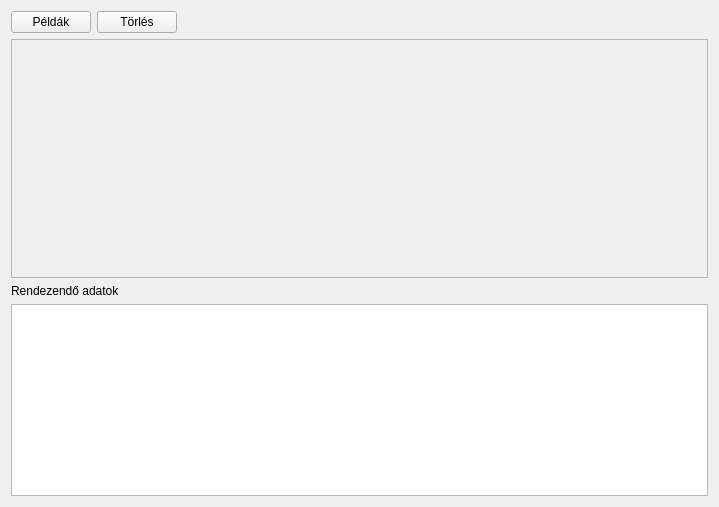
Old version of the form algorythms/bucket_sorts/bucketsort.ui in the repository akooos/algo.
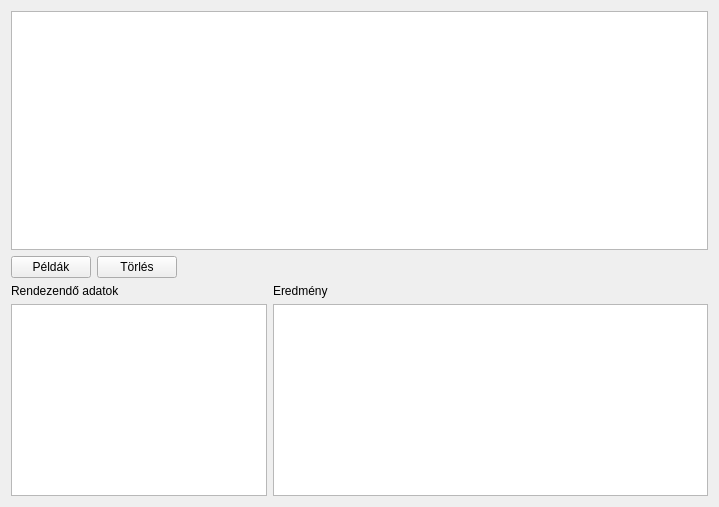
New version of the form. Icons and pictures are not drawn.

What changed in the file:
```diff
--- a/algorythms/bucket_sorts/bucketsort.ui
+++ b/algorythms/bucket_sorts/bucketsort.ui
@@ -14,6 +14,19 @@
    <string>Form</string>
   </property>
   <layout class="QVBoxLayout" name="verticalLayout">
+   <item>
+    <widget class="QGraphicsView" name="graphicsView">
+     <property name="sizePolicy">
+      <sizepolicy hsizetype="Expanding" vsizetype="Expanding">
+       <horstretch>0</horstretch>
+       <verstretch>10</verstretch>
+      </sizepolicy>
+     </property>
+     <property name="styleSheet">
+      <string notr="true">background-image: url(:/board.png) repeat;</string>
+     </property>
+    </widget>
+   </item>
    <item>
     <layout class="QHBoxLayout" name="horizontalLayout">
      <item>
@@ -52,36 +65,15 @@
     </layout>
    </item>
    <item>
-    <widget class="QScrollArea" name="scrollArea">
-     <property name="sizePolicy">
-      <sizepolicy hsizetype="Expanding" vsizetype="Expanding">
-       <horstretch>0</horstretch>
-       <verstretch>5</verstretch>
-      </sizepolicy>
-     </property>
-     <property name="widgetResizable">
-      <bool>true</bool>
-     </property>
-     <widget class="QWidget" name="scrollAreaWidgetContents">
-      <property name="geometry">
-       <rect>
-        <x>0</x>
-        <y>0</y>
-        <width>699</width>
-        <height>231</height>
-       </rect>
-      </property>
-     </widget>
-    </widget>
-   </item>
-   <item>
+    <layout class="QFormLayout" name="formLayout">
+     <item row="0" column="0">
     <widget class="QLabel" name="lbData">
      <property name="text">
       <string>Rendezendő adatok</string>
      </property>
     </widget>
    </item>
-   <item>
+     <item row="1" column="0">
     <widget class="QPlainTextEdit" name="plainTextEdit">
      <property name="sizePolicy">
       <sizepolicy hsizetype="Expanding" vsizetype="MinimumExpanding">
@@ -90,6 +82,18 @@
       </sizepolicy>
      </property>
     </widget>
+     </item>
+     <item row="1" column="1">
+      <widget class="QPlainTextEdit" name="pteResult"/>
+     </item>
+     <item row="0" column="1">
+      <widget class="QLabel" name="lbResult">
+       <property name="text">
+        <string>Eredmény</string>
+       </property>
+      </widget>
+     </item>
+    </layout>
    </item>
   </layout>
  </widget>
```
Lines whose indentation alone changed are shown as unchanged.
